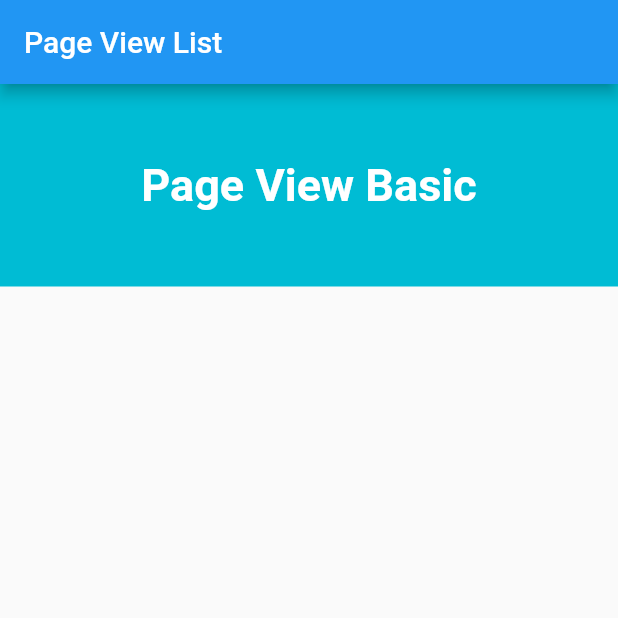
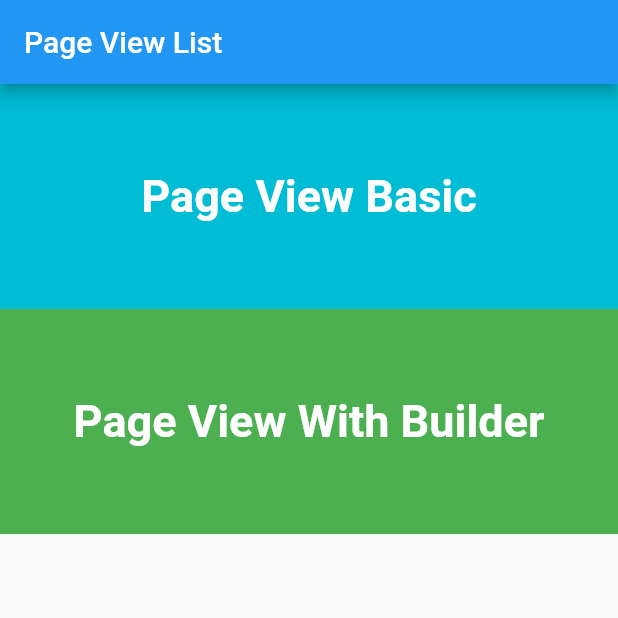
Before and after one commit to icelancer/flutter_playground, a Flutter app: the screen it shows after launch, on a phone screen of 412 x 824 dp, the top half of it. Run offline on Flutter 3.47's test engine with Material 2 defaults, Android fonts, the phone set to English and light mode, and no system bars.

Commit message:
feat: pageview with itembuilder

```diff
--- a/pageview_playground/lib/main.dart
+++ b/pageview_playground/lib/main.dart
@@ -1,6 +1,7 @@
 import 'package:flutter/material.dart';
 import 'package:pageview_playground/screen/pageview_list.dart';
 import 'package:pageview_playground/screen/pageview_basic.dart';
+import 'package:pageview_playground/screen/pageview_builder.dart';
 
 void main() => runApp(PageViewApp());
 
@@ -12,6 +13,7 @@ class PageViewApp extends StatelessWidget {
       routes: {
         '/': (_) => PageViewPlaygroundList(),
         '/basic': (_) => PageViewBasic(),
+        '/builder': (_) => PageViewWithBuilder(),
       },
     );
   }
--- a/pageview_playground/lib/screen/pageview_basic.dart
+++ b/pageview_playground/lib/screen/pageview_basic.dart
@@ -1,4 +1,5 @@
 import 'package:flutter/material.dart';
+import 'package:pageview_playground/screen/widgets/pageview_item.dart';
 
 class PageViewBasic extends StatelessWidget {
 
@@ -10,36 +11,12 @@ class PageViewBasic extends StatelessWidget {
       ),
       body: PageView(
         children: <Widget>[
-          _PageViewItem(color: Colors.cyan, title: 'Page 1'),
-          _PageViewItem(color: Colors.deepPurple, title: 'Page 2'),
-          _PageViewItem(color: Colors.red, title: 'Page 3'),
-          _PageViewItem(color: Colors.blue, title: 'Page 4'),
+          PageViewItem(color: Colors.cyan, title: 'Page 1'),
+          PageViewItem(color: Colors.deepPurple, title: 'Page 2'),
+          PageViewItem(color: Colors.red, title: 'Page 3'),
+          PageViewItem(color: Colors.blue, title: 'Page 4'),
         ],
       ),
     );
   }
 }
-
-class _PageViewItem extends StatelessWidget {
-  final String title;
-  final Color color;
-
-  _PageViewItem({ this.title, this.color });
-
-  @override
-  Widget build(BuildContext context) {
-    return Container(
-      alignment: Alignment(0, -0.1),
-      color: color,
-      child: Text(
-        title,
-        style: TextStyle(
-          color: Colors.white70,
-          fontSize: 70,
-          fontWeight: FontWeight.bold,
-        ),
-      ),
-    );
-  }
-
-}
--- a/pageview_playground/lib/screen/pageview_list.dart
+++ b/pageview_playground/lib/screen/pageview_list.dart
@@ -12,6 +12,12 @@ class PageViewPlaygroundList extends StatelessWidget {
           _PageViewPlaygroundListItem(
             title: 'Page View Basic',
             route: '/basic',
+            color: Colors.cyan,
+          ),
+          _PageViewPlaygroundListItem(
+            title: 'Page View With Builder',
+            route: '/builder',
+            color: Colors.green,
           ),
         ],
       ),
@@ -22,8 +28,9 @@ class PageViewPlaygroundList extends StatelessWidget {
 class _PageViewPlaygroundListItem extends StatelessWidget {
   final String title;
   final String route;
+  final Color color;
 
-  _PageViewPlaygroundListItem({this.title, this.route});
+  _PageViewPlaygroundListItem({this.title, this.route, this.color});
 
   @override
   Widget build(BuildContext context) {
@@ -32,9 +39,9 @@ class _PageViewPlaygroundListItem extends StatelessWidget {
         Navigator.of(context).pushNamed(route);
       },
       child: Container(
-        padding: EdgeInsets.all(50.0),
+        height: 150,
         alignment: Alignment.center,
-        decoration: BoxDecoration(color: Colors.cyan),
+        decoration: BoxDecoration(color: color),
         child: Text(
           title,
           style: TextStyle(
```
Also changed, not shown: pageview_playground/lib/screen/pageview_builder.dart (added, +32 -0 lines), pageview_playground/lib/screen/widgets/pageview_item.dart (added, +25 -0 lines).
